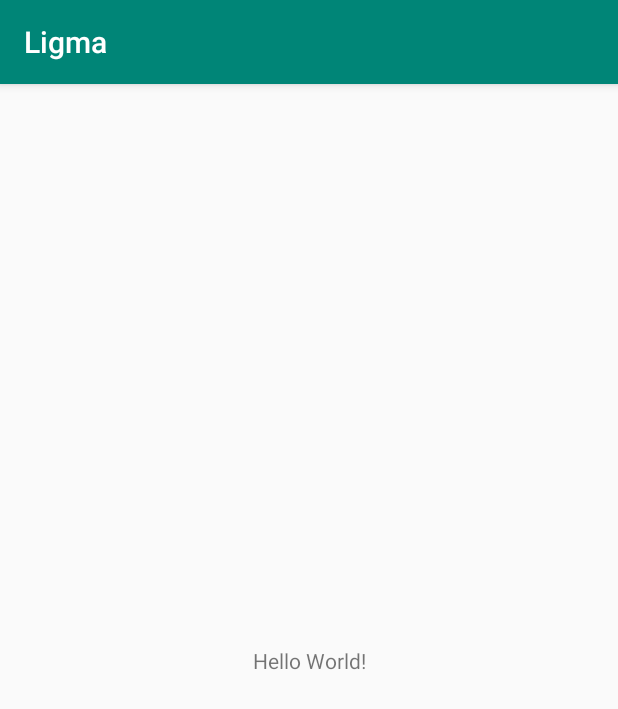
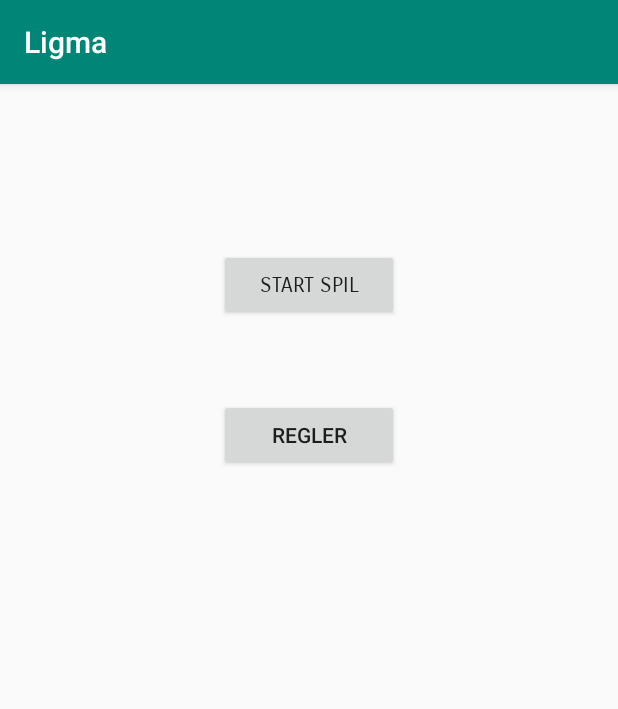
Before and after one commit to kristianUrup/Ligma, an Android app: the screen it shows after launch (MainActivity), on a phone screen of 412 x 824 dp. Shown: the top 709 px of the screen. Run offline under Robolectric (Android 15) with nearby library versions, the phone set to English and light mode, and no system bars.

Commit message:
Start spil is made

```diff
--- a/Ligma/app/src/main/AndroidManifest.xml
+++ b/Ligma/app/src/main/AndroidManifest.xml
@@ -9,6 +9,8 @@
         android:roundIcon="@mipmap/ic_launcher_round"
         android:supportsRtl="true"
         android:theme="@style/AppTheme">
+        <activity android:name=".Rules"></activity>
+        <activity android:name=".PlayerSelection" />
         <activity android:name=".MainActivity">
             <intent-filter>
                 <action android:name="android.intent.action.MAIN" />
--- a/Ligma/app/src/main/res/layout/activity_main.xml
+++ b/Ligma/app/src/main/res/layout/activity_main.xml
@@ -6,13 +6,30 @@
     android:layout_height="match_parent"
     tools:context=".MainActivity">
 
-    <TextView
-        android:layout_width="wrap_content"
-        android:layout_height="wrap_content"
-        android:text="Hello World!"
-        app:layout_constraintBottom_toBottomOf="parent"
-        app:layout_constraintLeft_toLeftOf="parent"
-        app:layout_constraintRight_toRightOf="parent"
+    <Button
+        android:id="@+id/start_game"
+        android:layout_width="120dp"
+        android:layout_height="48dp"
+        android:layout_marginStart="140dp"
+        android:layout_marginTop="110dp"
+        android:layout_marginEnd="140dp"
+        android:fontFamily="sans-serif-smallcaps"
+        android:onClick="onClickStartGame"
+        android:text="@string/start_game"
+        app:layout_constraintEnd_toEndOf="parent"
+        app:layout_constraintStart_toStartOf="parent"
         app:layout_constraintTop_toTopOf="parent" />
 
+    <Button
+        android:id="@+id/rules"
+        android:layout_width="120dp"
+        android:layout_height="48dp"
+        android:layout_marginStart="140dp"
+        android:layout_marginTop="52dp"
+        android:layout_marginEnd="140dp"
+        android:onClick="onClickRules"
+        android:text="@string/rules"
+        app:layout_constraintEnd_toEndOf="parent"
+        app:layout_constraintStart_toStartOf="parent"
+        app:layout_constraintTop_toBottomOf="@+id/start_game" />
 </androidx.constraintlayout.widget.ConstraintLayout>
--- a/Ligma/app/src/main/res/values/strings.xml
+++ b/Ligma/app/src/main/res/values/strings.xml
@@ -1,3 +1,5 @@
 <resources>
     <string name="app_name">Ligma</string>
+    <string name="start_game">Start spil</string>
+    <string name="rules">Regler</string>
 </resources>
```
Also changed, not shown: Ligma/app/src/main/java/com/example/ligma/MainActivity.java (+16 -0 lines), Ligma/app/src/main/java/com/example/ligma/PlayerSelection.java (added, +14 -0 lines), Ligma/app/src/main/java/com/example/ligma/Rules.java (added, +16 -0 lines), Ligma/app/src/main/res/layout/activity_player_selection.xml (added, +9 -0 lines), Ligma/app/src/main/res/layout/activity_rules.xml (added, +9 -0 lines).
